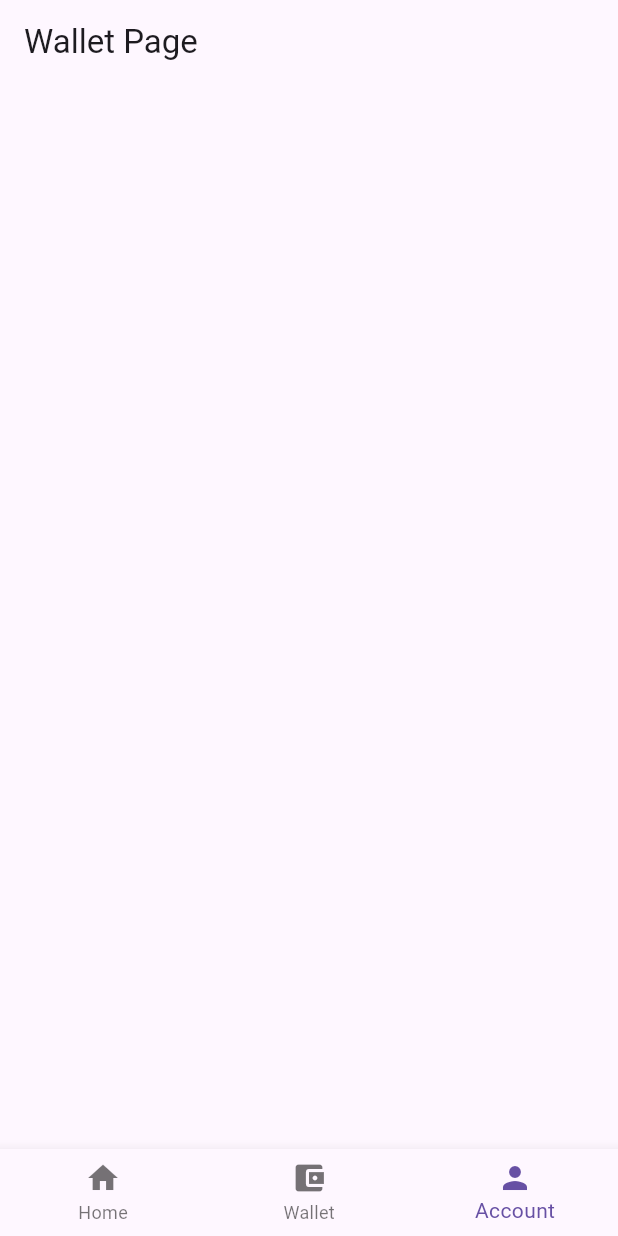
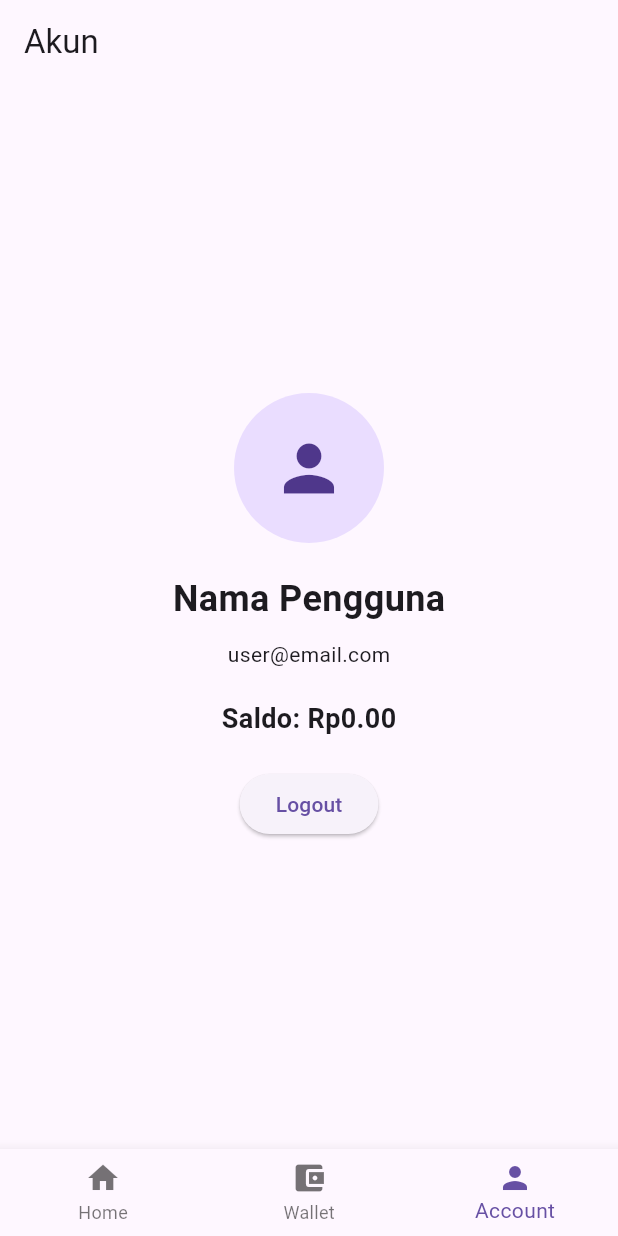
Before and after one commit to Alirzq/Car_wallet, a Flutter app: the HomePage screen opened directly, item 3 of the bottom bar chosen, on a phone screen of 412 x 824 dp. Run offline on Flutter 3.47's test engine with Material 3 defaults, Android fonts, the phone set to English and light mode, and no system bars; our stand-ins replace get.

Commit message:
membuat sistem e wallet dan mengisi program tertentu

```diff
--- a/lib/screens/account_page.dart
+++ b/lib/screens/account_page.dart
@@ -1,13 +1,46 @@
 import 'package:flutter/material.dart';
+import 'package:get/get.dart';
+import '../controllers/wallet_controller.dart';
 
 class AccountPage extends StatelessWidget {
-  const AccountPage({super.key});
+  final WalletController walletController = Get.find();
 
- @override
+  @override
   Widget build(BuildContext context) {
     return Scaffold(
       appBar: AppBar(
-        title: const Text("Wallet Page"),
+        title: Text('Akun'),
+      ),
+      body: Center(
+        child: Column(
+          mainAxisAlignment: MainAxisAlignment.center,
+          children: [
+            CircleAvatar(
+              radius: 50,
+              child: Icon(Icons.person, size: 50),
+            ),
+            SizedBox(height: 20),
+            Text(
+              'Nama Pengguna',
+              style: TextStyle(fontSize: 24, fontWeight: FontWeight.bold),
+            ),
+            SizedBox(height: 10),
+            Text('user@email.com'),
+            SizedBox(height: 20),
+            Obx(() => Text(
+                  'Saldo: Rp${walletController.balance.value.toStringAsFixed(2)}',
+                  style: TextStyle(fontSize: 18, fontWeight: FontWeight.bold),
+                )),
+            SizedBox(height: 20),
+            ElevatedButton(
+              onPressed: () {
+                // Implementasi fungsi logout di sini
+                Get.snackbar('Logout', 'Anda telah keluar dari akun');
+              },
+              child: Text('Logout'),
+            ),
+          ],
+        ),
       ),
     );
   }
```
Also changed, not shown: lib/controllers/wallet_controller.dart (+26 -0 lines), lib/screens/wallet_page.dart (+93 -4 lines), lib/widgets/transaction_list.dart (added, +33 -0 lines).
